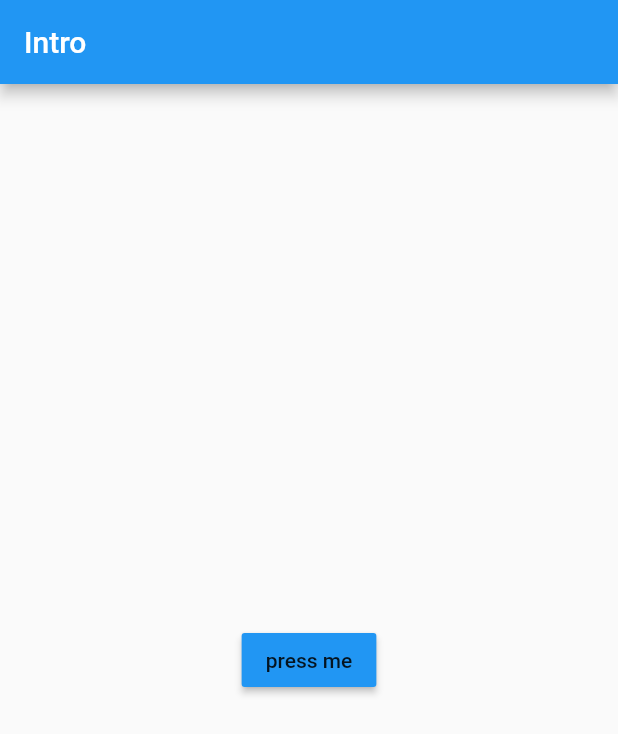
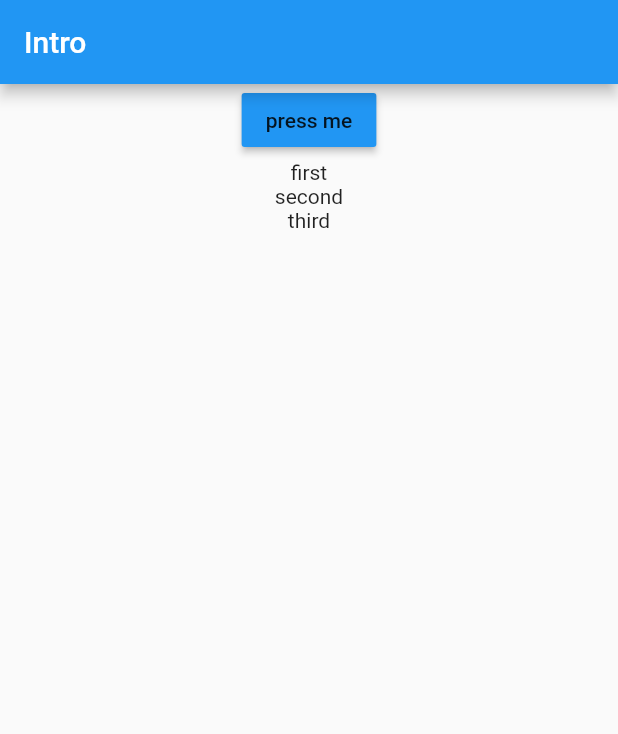
Before and after one commit to Angeloem/layouts, a Flutter app: the screen it shows after launch, on a phone screen of 412 x 824 dp. Shown: the top 734 px of the screen. Run offline on Flutter 3.47's test engine with Material 2 defaults, Android fonts, the phone set to English and light mode, and no system bars.

Commit message:
tadaaaaaaaa, imported ema into the app

```diff
--- a/lib/layouts.dart
+++ b/lib/layouts.dart
@@ -1,4 +1,5 @@
 import 'package:flutter/material.dart';
+import 'myWidget.dart';
 
 void main() {
 	runApp(
@@ -22,11 +23,16 @@ class MyApp extends StatelessWidget{
 				),
 			),
 			body: new Center(
-				child: new RaisedButton(
-					onPressed: () => print("clicked"),
-					color: Colors.blue,
-					child: new Text("press me"),
-				),
+				child:new Column(
+					children: <Widget>[
+						new RaisedButton(
+							onPressed: () => print("clicked"),
+							color: Colors.blue,
+							child: new Text("press me"),
+						),
+						new ema(),
+					],
+				)
 			),
 		),
 	);
--- a/lib/myWidget.dart
+++ b/lib/myWidget.dart
@@ -1,4 +1,5 @@
 import 'package:flutter/material.dart';
+import 'package:flutter/painting.dart';
 
 class ema extends StatelessWidget{
   @override
@@ -10,7 +11,11 @@ class ema extends StatelessWidget{
 			children: <Widget>[
 				new Text('first'),
 				new Text('second'),
-				new Text('third'),
+				new Text(
+					'third',
+					textDirection: TextDirection.ltr,
+					textWidthBasis: TextWidthBasis.longestLine,
+				),
 			],
 		),
 	);
```
